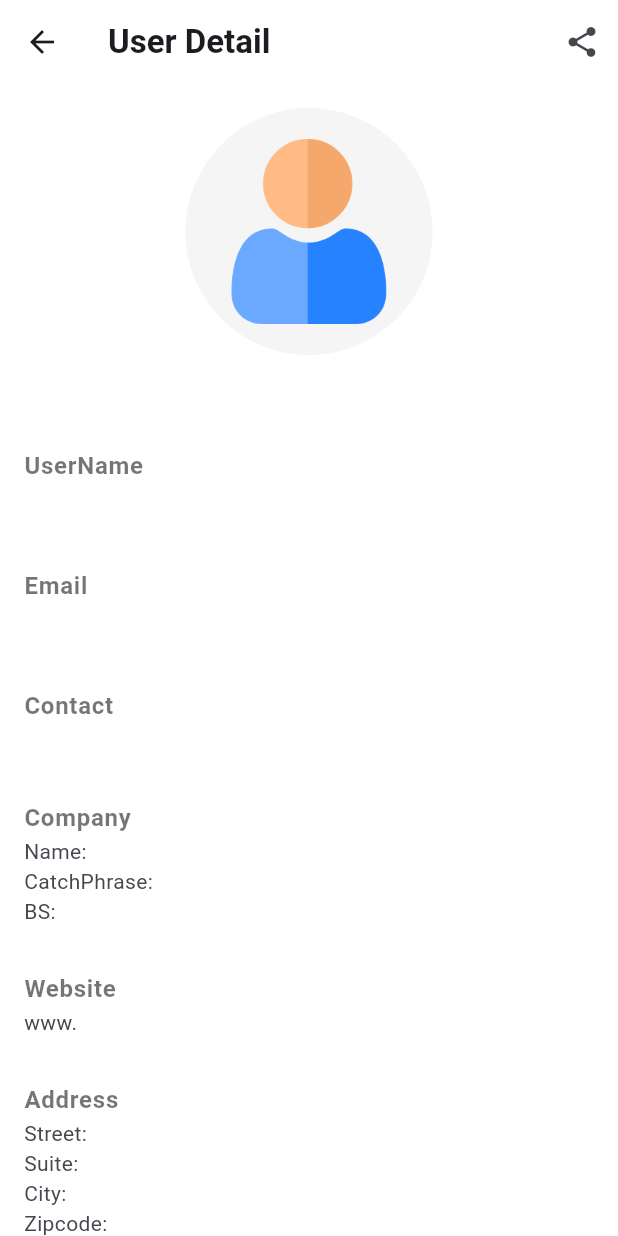
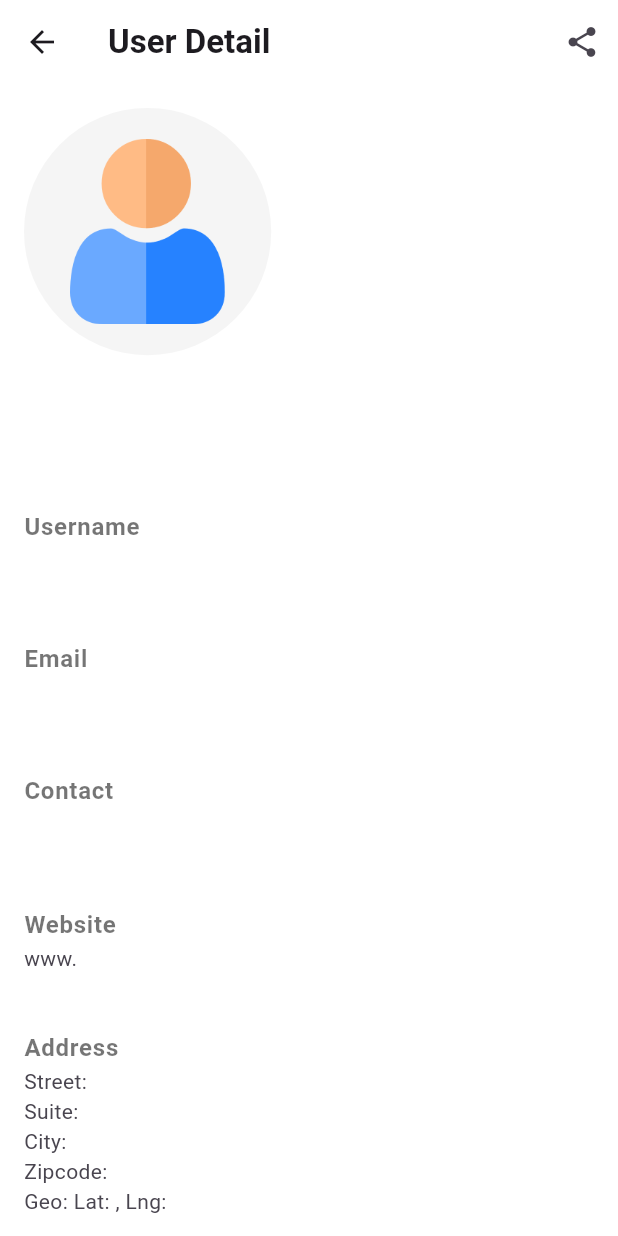
Before and after one commit to Shivam23148/user_app, a Flutter app: the UserDetailScreen screen opened directly with empty values, after a tap on the "share" icon, on a phone screen of 412 x 824 dp. Run offline on Flutter 3.47's test engine with Material 3 defaults, Android fonts, the phone set to English and light mode, and no system bars; our stand-ins replace animated_search_bar, bloc, connectivity_plus, dio, flutter_bloc, retrofit and 1 more; generated files the repository leaves out were written again; network calls fail.

Commit message:
refactor userdetailScreen

```diff
--- a/lib/ui/UserDetail/UserDetailScreen.dart
+++ b/lib/ui/UserDetail/UserDetailScreen.dart
@@ -6,7 +6,7 @@ import 'package:user_app/data/models/user_model.dart';
 class UserDetailScreen extends StatelessWidget {
   final User user;
 
-  UserDetailScreen({
+  const UserDetailScreen({
     Key? key,
     required this.user,
   }) : super(key: key);
@@ -21,37 +21,30 @@ class UserDetailScreen extends StatelessWidget {
           "User Detail",
           style: TextStyle(fontWeight: FontWeight.bold),
         ),
-        actions: [IconButton(onPressed: sharePressed, icon: Icon(Icons.share))],
+        actions: [
+          IconButton(onPressed: _shareUserData, icon: Icon(Icons.share))
+        ],
       ),
       body: Column(
+        crossAxisAlignment: CrossAxisAlignment.start,
         children: [
+          _buildUserAvatar(context),
           Padding(
             padding: const EdgeInsets.all(16.0),
-            child: CircleAvatar(
-              backgroundColor: Colors.grey.shade100,
-              radius: MediaQuery.of(context).size.height * 0.1,
-              child: Image.asset(
-                "assets/user.png",
-                height: MediaQuery.of(context).size.height * 0.15,
-              ),
-            ),
-          ),
-          Text(
-            user.name ?? "",
-            style: TextStyle(fontWeight: FontWeight.bold, fontSize: 20),
+            child: _buildUserName(),
           ),
           Expanded(
             child: ListView(
               physics: const BouncingScrollPhysics(),
               padding: const EdgeInsets.symmetric(horizontal: 16.0),
               children: [
-                _buildInfoTile("UserName", user.username),
+                _buildInfoTile("Username", user.username),
                 _buildInfoTile("Email", user.email),
                 _buildInfoTile("Contact", user.phone),
-                _buildCompanyTile(user.company),
                 _buildInfoTile("Website",
                     user.website != null ? "www.${user.website}" : ""),
                 _buildAddressTile(user.address),
+                _buildCompanyTile(user.company),
               ],
             ),
           ),
@@ -60,24 +53,45 @@ class UserDetailScreen extends StatelessWidget {
     );
   }
 
+  Widget _buildUserAvatar(BuildContext context) {
+    return Padding(
+      padding: const EdgeInsets.all(16.0),
+      child: CircleAvatar(
+        backgroundColor: Colors.grey.shade100,
+        radius: MediaQuery.of(context).size.height * 0.1,
+        child: Image.asset(
+          "assets/user.png",
+          height: MediaQuery.of(context).size.height * 0.15,
+        ),
+      ),
+    );
+  }
+
+  Widget _buildUserName() {
+    return Text(
+      user.name ?? "No Name",
+      style: TextStyle(fontWeight: FontWeight.bold, fontSize: 24),
+    );
+  }
+
   Widget _buildInfoTile(String title, String? subtitle) {
     return ListTile(
-      contentPadding: const EdgeInsets.symmetric(vertical: 4.0),
+      contentPadding: const EdgeInsets.symmetric(vertical: 8.0),
       title: Text(
         title,
-        style: const TextStyle(
+        style: TextStyle(
           fontWeight: FontWeight.bold,
           color: Colors.black54,
         ),
       ),
-      subtitle: Text(subtitle ?? ""),
+      subtitle: Text(subtitle ?? "Not Available"),
     );
   }
 
   Widget _buildAddressTile(Address? address) {
-    if (address == null) return const SizedBox.shrink();
+    if (address == null) return SizedBox.shrink();
     return ListTile(
-      contentPadding: const EdgeInsets.symmetric(vertical: 4.0),
+      contentPadding: const EdgeInsets.symmetric(vertical: 8.0),
       title: const Text(
         "Address",
         style: TextStyle(
@@ -88,21 +102,21 @@ class UserDetailScreen extends StatelessWidget {
       subtitle: Column(
         crossAxisAlignment: CrossAxisAlignment.start,
         children: [
-          Text("Street: ${address.street ?? ''}"),
-          Text("Suite: ${address.suite ?? ''}"),
-          Text("City: ${address.city ?? ''}"),
-          Text("Zipcode: ${address.zipcode ?? ''}"),
+          Text("Street: ${address.street ?? 'Not Available'}"),
+          Text("Suite: ${address.suite ?? 'Not Available'}"),
+          Text("City: ${address.city ?? 'Not Available'}"),
+          Text("Zipcode: ${address.zipcode ?? 'Not Available'}"),
           Text(
-              "Geo: Lat: ${address.geo?.lat ?? ''}, Lng: ${address.geo?.lng ?? ''}"),
+              "Geo: Lat: ${address.geo?.lat ?? 'Not Available'}, Lng: ${address.geo?.lng ?? 'Not Available'}"),
         ],
       ),
     );
   }
 
   Widget _buildCompanyTile(Company? company) {
-    if (company == null) return const SizedBox.shrink();
+    if (company == null) return SizedBox.shrink();
     return ListTile(
-      contentPadding: const EdgeInsets.symmetric(vertical: 4.0),
+      contentPadding: const EdgeInsets.symmetric(vertical: 8.0),
       title: const Text(
         "Company",
         style: TextStyle(
@@ -113,34 +127,34 @@ class UserDetailScreen extends StatelessWidget {
       subtitle: Column(
         crossAxisAlignment: CrossAxisAlignment.start,
         children: [
-          Text("Name: ${company.name ?? ''}"),
-          Text("CatchPhrase: ${company.catchPhrase ?? ''}"),
-          Text("BS: ${company.bs ?? ''}"),
+          Text("Name: ${company.name ?? 'Not Available'}"),
+          Text("CatchPhrase: ${company.catchPhrase ?? 'Not Available'}"),
+          Text("BS: ${company.bs ?? 'Not Available'}"),
         ],
       ),
     );
   }
 
-  void sharePressed() {
+  void _shareUserData() {
     final String userData = '''
-  Name: ${user.name}
-  Username: ${user.username}
-  Email: ${user.email}
-  Address:
-    Street: ${user.address?.street ?? ''}
-    Suite: ${user.address?.suite ?? ''}
-    City: ${user.address?.city ?? ''}
-    Zipcode: ${user.address?.zipcode ?? ''}
-    Geo:
-      Lat: ${user.address?.geo?.lat ?? ''}
-      Lng: ${user.address?.geo?.lng ?? ''}
-  Phone: ${user.phone}
-  Website: ${user.website}
-  Company:
-    Name: ${user.company?.name ?? ''}
-    CatchPhrase: ${user.company?.catchPhrase ?? ''}
-    BS: ${user.company?.bs ?? ''}
-  ''';
+Name: ${user.name ?? 'Not Available'}
+Username: ${user.username ?? 'Not Available'}
+Email: ${user.email ?? 'Not Available'}
+Address:
+  Street: ${user.address?.street ?? 'Not Available'}
+  Suite: ${user.address?.suite ?? 'Not Available'}
+  City: ${user.address?.city ?? 'Not Available'}
+  Zipcode: ${user.address?.zipcode ?? 'Not Available'}
+  Geo:
+    Lat: ${user.address?.geo?.lat ?? 'Not Available'}
+    Lng: ${user.address?.geo?.lng ?? 'Not Available'}
+Phone: ${user.phone ?? 'Not Available'}
+Website: ${user.website ?? 'Not Available'}
+Company:
+  Name: ${user.company?.name ?? 'Not Available'}
+  CatchPhrase: ${user.company?.catchPhrase ?? 'Not Available'}
+  BS: ${user.company?.bs ?? 'Not Available'}
+''';
 
     Share.share(userData);
   }
```
